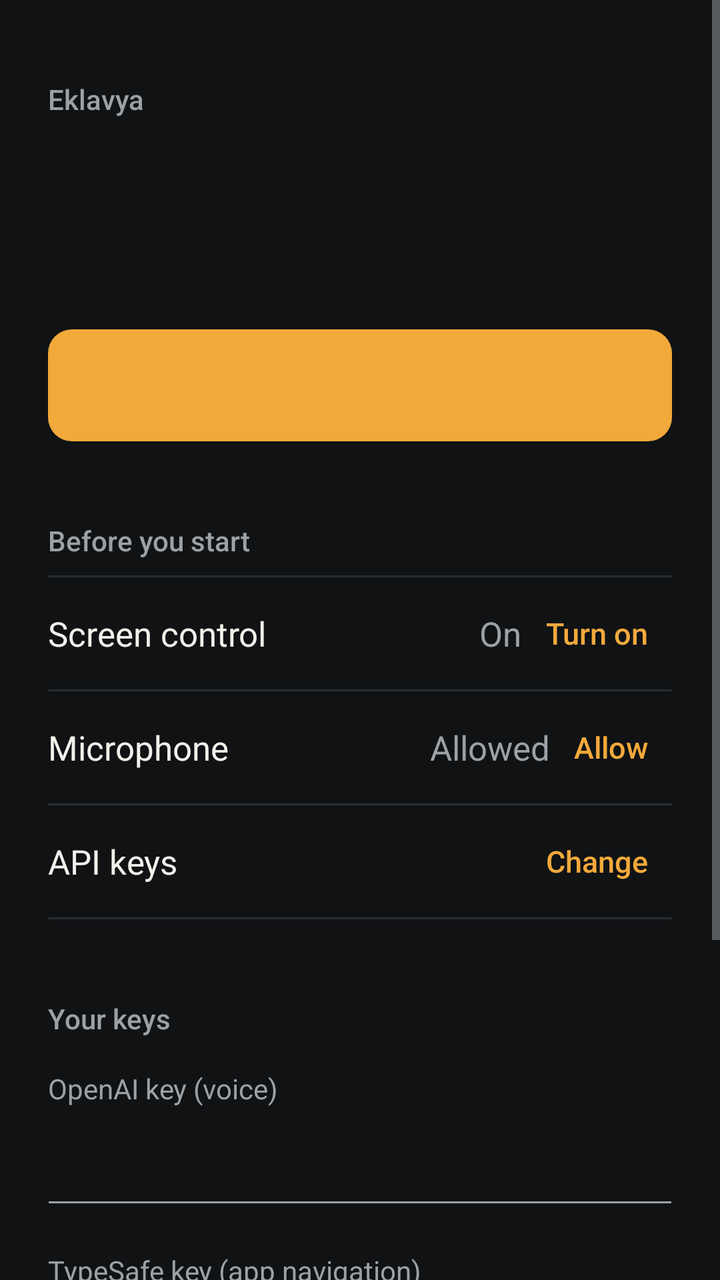
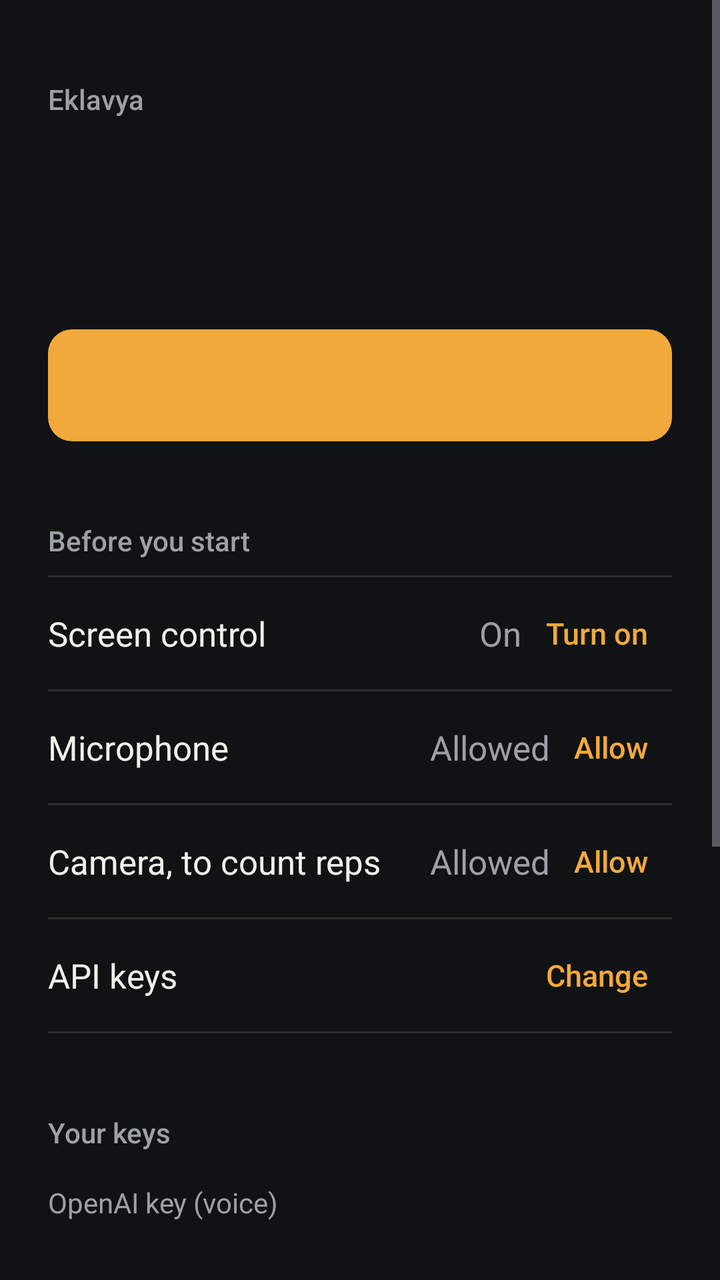

Compare the two renders of this Android layout. The source of the first and the diff that turns it into the second are given below.
<!-- AndroidManifest.xml: application theme Theme.Eklavya -->
<!-- res/layout/activity_main.xml -->
<?xml version="1.0" encoding="utf-8"?>
<ScrollView xmlns:android="http://schemas.android.com/apk/res/android"
    android:layout_width="match_parent"
    android:layout_height="match_parent"
    android:fillViewport="true"
    android:fitsSystemWindows="true">

    <LinearLayout
        android:layout_width="match_parent"
        android:layout_height="wrap_content"
        android:orientation="vertical"
        android:paddingStart="@dimen/space_3"
        android:paddingTop="@dimen/space_5"
        android:paddingEnd="@dimen/space_3"
        android:paddingBottom="@dimen/space_5">

        <TextView
            style="@style/Text.Headline"
            android:layout_width="wrap_content"
            android:layout_height="wrap_content"
            android:text="@string/app_name" />

        
        <TextView
            android:id="@+id/status"
            style="@style/Text.Display"
            android:layout_width="match_parent"
            android:layout_height="wrap_content"
            android:layout_marginTop="@dimen/space_1" />

        <TextView
            android:id="@+id/status_detail"
            style="@style/Text.Body"
            android:layout_width="match_parent"
            android:layout_height="wrap_content"
            android:layout_marginTop="@dimen/space_1"
            android:textColor="@color/muted" />

        <Button
            android:id="@+id/session"
            style="@style/Button.Primary"
            android:layout_width="match_parent"
            android:layout_height="@dimen/touch"
            android:layout_marginTop="@dimen/space_3" />

        
        <TextView
            style="@style/Text.Headline"
            android:layout_width="wrap_content"
            android:layout_height="wrap_content"
            android:layout_marginTop="@dimen/space_5"
            android:layout_marginBottom="@dimen/space_1"
            android:text="@string/section_setup" />

        <View style="@style/Divider" />

        <LinearLayout
            android:layout_width="match_parent"
            android:layout_height="wrap_content"
            android:minHeight="@dimen/row"
            android:gravity="center_vertical"
            android:orientation="horizontal">

            <TextView
                style="@style/Text.Body"
                android:layout_width="0dp"
                android:layout_height="wrap_content"
                android:layout_weight="1"
                android:text="@string/setup_screen_control" />

            <TextView
                android:id="@+id/screen_state"
                style="@style/Text.Body"
                android:layout_width="wrap_content"
                android:layout_height="wrap_content"
                android:text="@string/state_on"
                android:textColor="@color/muted" />

            <Button
                android:id="@+id/screen_action"
                style="@style/Button.Quiet"
                android:layout_width="wrap_content"
                android:layout_height="@dimen/touch"
                android:text="@string/action_turn_on" />
        </LinearLayout>

        <View style="@style/Divider" />

        <LinearLayout
            android:layout_width="match_parent"
            android:layout_height="wrap_content"
            android:minHeight="@dimen/row"
            android:gravity="center_vertical"
            android:orientation="horizontal">

            <TextView
                style="@style/Text.Body"
                android:layout_width="0dp"
                android:layout_height="wrap_content"
                android:layout_weight="1"
                android:text="@string/setup_microphone" />

            <TextView
                android:id="@+id/mic_state"
                style="@style/Text.Body"
                android:layout_width="wrap_content"
                android:layout_height="wrap_content"
                android:text="@string/state_allowed"
                android:textColor="@color/muted" />

            <Button
                android:id="@+id/mic_action"
                style="@style/Button.Quiet"
                android:layout_width="wrap_content"
                android:layout_height="@dimen/touch"
                android:text="@string/action_allow" />
        </LinearLayout>

        <View style="@style/Divider" />

        <LinearLayout
            android:layout_width="match_parent"
            android:layout_height="wrap_content"
            android:minHeight="@dimen/row"
            android:gravity="center_vertical"
            android:orientation="horizontal">

            <TextView
                style="@style/Text.Body"
                android:layout_width="0dp"
                android:layout_height="wrap_content"
                android:layout_weight="1"
                android:text="@string/setup_keys" />

            <TextView
                android:id="@+id/keys_state"
                style="@style/Text.Body"
                android:layout_width="wrap_content"
                android:layout_height="wrap_content"
                android:textColor="@color/muted" />

            <Button
                android:id="@+id/keys_action"
                style="@style/Button.Quiet"
                android:layout_width="wrap_content"
                android:layout_height="@dimen/touch"
                android:text="@string/action_change" />
        </LinearLayout>

        <View style="@style/Divider" />

        
        <LinearLayout
            android:id="@+id/keys_section"
            android:layout_width="match_parent"
            android:layout_height="wrap_content"
            android:orientation="vertical">

        <TextView
            style="@style/Text.Headline"
            android:layout_width="wrap_content"
            android:layout_height="wrap_content"
            android:layout_marginTop="@dimen/space_5"
            android:text="@string/section_keys" />

        <TextView
            style="@style/Text.Caption"
            android:layout_width="wrap_content"
            android:layout_height="wrap_content"
            android:layout_marginTop="@dimen/space_2"
            android:labelFor="@+id/openai_key"
            android:text="@string/key_openai" />

        <EditText
            android:id="@+id/openai_key"
            style="@style/Text.Body"
            android:layout_width="match_parent"
            android:layout_height="@dimen/touch"
            android:layout_marginStart="-4dp"
            android:layout_marginEnd="-4dp"
            android:importantForAutofill="no"
            android:inputType="textPassword"
            android:singleLine="true" />

        <TextView
            style="@style/Text.Caption"
            android:layout_width="wrap_content"
            android:layout_height="wrap_content"
            android:layout_marginTop="@dimen/space_2"
            android:labelFor="@+id/jev_key"
            android:text="@string/key_typesafe" />

        <EditText
            android:id="@+id/jev_key"
            style="@style/Text.Body"
            android:layout_width="match_parent"
            android:layout_height="@dimen/touch"
            android:layout_marginStart="-4dp"
            android:layout_marginEnd="-4dp"
            android:importantForAutofill="no"
            android:inputType="textPassword"
            android:singleLine="true" />

        <Button
            android:id="@+id/save_keys"
            style="@style/Button.Quiet"
            android:layout_width="wrap_content"
            android:layout_height="@dimen/touch"
            android:layout_marginStart="-12dp"
            android:layout_marginTop="@dimen/space_1"
            android:text="@string/save_keys" />

        <TextView
            style="@style/Text.Caption"
            android:layout_width="match_parent"
            android:layout_height="wrap_content"
            android:layout_marginTop="@dimen/space_1"
            android:text="@string/keys_caption" />
        </LinearLayout>
    </LinearLayout>
</ScrollView>
<!-- resources referenced by this layout -->
<resources>
  <color name="muted">#9BA1A6</color>
  <dimen name="row">56dp</dimen>
  <dimen name="space_1">8dp</dimen>
  <dimen name="space_2">16dp</dimen>
  <dimen name="space_3">24dp</dimen>
  <dimen name="space_5">40dp</dimen>
  <dimen name="touch">56dp</dimen>
  <string name="action_allow">Allow</string>
  <string name="action_change">Change</string>
  <string name="action_turn_on">Turn on</string>
  <string name="app_name">Eklavya</string>
  <string name="key_openai">OpenAI key (voice)</string>
  <string name="key_typesafe">TypeSafe key (app navigation)</string>
  <string name="keys_caption">Keys stay on this phone and are sent only to the service they belong to. A one-hour workout costs roughly 50 cents to a dollar in voice time.</string>
  <string name="save_keys">Save keys</string>
  <string name="section_keys">Your keys</string>
  <string name="section_setup">Before you start</string>
  <string name="setup_keys">API keys</string>
  <string name="setup_microphone">Microphone</string>
  <string name="setup_screen_control">Screen control</string>
  <string name="state_allowed">Allowed</string>
  <string name="state_on">On</string>
  <style name="Button.Primary" parent="android:Widget.Material.Button">
          <item name="android:background">@drawable/button_primary</item>
          <item name="android:textColor">@color/button_primary_text</item>
          <item name="android:textSize">17sp</item>
          <item name="android:fontFamily">sans-serif-medium</item>
          <item name="android:textAllCaps">false</item>
          <item name="android:minHeight">@dimen/touch</item>
          <item name="android:stateListAnimator">@null</item>
      </style>
  <style name="Button.Quiet" parent="android:Widget.Material.Button.Borderless">
          <item name="android:textColor">@color/button_quiet_text</item>
          <item name="android:textSize">15sp</item>
          <item name="android:fontFamily">sans-serif-medium</item>
          <item name="android:textAllCaps">false</item>
          <item name="android:minHeight">@dimen/touch</item>
          <item name="android:minWidth">@dimen/touch</item>
      </style>
  <style name="Divider">
          <item name="android:layout_width">match_parent</item>
          <item name="android:layout_height">1dp</item>
          <item name="android:background">@color/divider</item>
      </style>
  <style name="Text.Body" parent="android:Widget.TextView">
          <item name="android:textSize">17sp</item>
          <item name="android:textColor">@color/text</item>
      </style>
  <style name="Text.Caption" parent="android:Widget.TextView">
          <item name="android:textSize">14sp</item>
          <item name="android:textColor">@color/muted</item>
          <item name="android:lineSpacingMultiplier">1.2</item>
      </style>
  <style name="Text.Display" parent="android:Widget.TextView">
          <item name="android:textSize">32sp</item>
          <item name="android:fontFamily">sans-serif-medium</item>
          <item name="android:letterSpacing">-0.01</item>
          <item name="android:textColor">@color/text</item>
      </style>
  <style name="Text.Headline" parent="android:Widget.TextView">
          <item name="android:textSize">14sp</item>
          <item name="android:fontFamily">sans-serif-medium</item>
          <item name="android:textColor">@color/muted</item>
      </style>
  <color name="divider">#2A2E33</color>
  <color name="text">#F2F0EA</color>
  <color name="bg">#101214</color>
  <color name="accent">#F2A93B</color>
  <dimen name="radius">12dp</dimen>
  <color name="accent_pressed">#D8922A</color>
  <!-- unchanged entries left out for length: 2 -->
</resources>

<!-- the commit's change to res/layout/activity_main.xml (unified diff, before → after) -->
@@ -118,6 +118,39 @@
 
         <View style="@style/Divider" />
 
+        
+        <LinearLayout
+            android:layout_width="match_parent"
+            android:layout_height="wrap_content"
+            android:minHeight="@dimen/row"
+            android:gravity="center_vertical"
+            android:orientation="horizontal">
+
+            <TextView
+                style="@style/Text.Body"
+                android:layout_width="0dp"
+                android:layout_height="wrap_content"
+                android:layout_weight="1"
+                android:text="@string/setup_camera" />
+
+            <TextView
+                android:id="@+id/camera_state"
+                style="@style/Text.Body"
+                android:layout_width="wrap_content"
+                android:layout_height="wrap_content"
+                android:text="@string/state_allowed"
+                android:textColor="@color/muted" />
+
+            <Button
+                android:id="@+id/camera_action"
+                style="@style/Button.Quiet"
+                android:layout_width="wrap_content"
+                android:layout_height="@dimen/touch"
+                android:text="@string/action_allow" />
+        </LinearLayout>
+
+        <View style="@style/Divider" />
+
         <LinearLayout
             android:layout_width="match_parent"
             android:layout_height="wrap_content"
<!-- resource entries referenced after the edit -->
@@ -13,10 +13,11 @@
   <string name="app_name">Eklavya</string>
   <string name="key_openai">OpenAI key (voice)</string>
   <string name="key_typesafe">TypeSafe key (app navigation)</string>
-  <string name="keys_caption">Keys stay on this phone and are sent only to the service they belong to. A one-hour workout costs roughly 50 cents to a dollar in voice time.</string>
+  <string name="keys_caption">Keys stay on this phone and are sent only to the service they belong to. Camera pictures are used on the phone and never stored or sent. A one-hour workout costs roughly 50 cents to a dollar in voice time.</string>
   <string name="save_keys">Save keys</string>
   <string name="section_keys">Your keys</string>
   <string name="section_setup">Before you start</string>
+  <string name="setup_camera">Camera, to count reps</string>
   <string name="setup_keys">API keys</string>
   <string name="setup_microphone">Microphone</string>
   <string name="setup_screen_control">Screen control</string>
